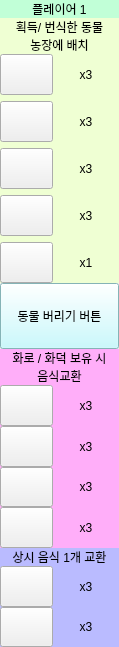
First picture: the form in Agricola_Front/data/Basic/sidebar.ui, repository HiImSUN/Agricola-Front_ui-images-py, before the edit.
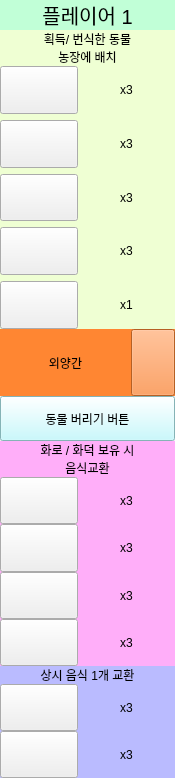
Second picture: the form after the edit. Icons and pictures are not drawn.

What changed in the file:
```diff
--- a/Agricola_Front/data/Basic/sidebar.ui
+++ b/Agricola_Front/data/Basic/sidebar.ui
@@ -6,8 +6,8 @@
    <rect>
     <x>0</x>
     <y>0</y>
-    <width>119</width>
-    <height>647</height>
+    <width>175</width>
+    <height>778</height>
    </rect>
   </property>
   <property name="sizePolicy">
@@ -48,7 +48,7 @@
     <number>0</number>
    </property>
    <item>
-    <layout class="QVBoxLayout" name="verticalLayout" stretch="1,8,2,6,3">
+    <layout class="QVBoxLayout" name="verticalLayout" stretch="1,8,3,6,3">
      <property name="spacing">
       <number>0</number>
      </property>
@@ -65,6 +65,11 @@
            <verstretch>0</verstretch>
           </sizepolicy>
          </property>
+         <property name="font">
+          <font>
+           <pointsize>15</pointsize>
+          </font>
+         </property>
          <property name="styleSheet">
           <string notr="true">background-color: rgb(193, 255, 215);</string>
          </property>
@@ -133,7 +138,7 @@
             <verstretch>0</verstretch>
            </sizepolicy>
           </property>
-          <layout class="QGridLayout" name="gridLayout_5" rowstretch="1,1,1,1,1" columnstretch="4,5">
+          <layout class="QGridLayout" name="gridLayout_5" rowstretch="1,1,1,1,1" columnstretch="4,5" rowminimumheight="0,0,0,0,0">
            <property name="leftMargin">
             <number>0</number>
            </property>
@@ -152,8 +157,8 @@
            <property name="verticalSpacing">
             <number>-1</number>
            </property>
-           <item row="3" column="0">
-            <widget class="QPushButton" name="btn_unit">
+           <item row="4" column="0">
+            <widget class="QPushButton" name="pushButton">
              <property name="sizePolicy">
               <sizepolicy hsizetype="Minimum" vsizetype="Minimum">
                <horstretch>0</horstretch>
@@ -161,15 +166,21 @@
               </sizepolicy>
              </property>
              <property name="styleSheet">
-              <string notr="true">border-image: url(:/newPrefix/images/grain.png);</string>
+              <string notr="true">border-image: url(:/newPrefix/images/vegetable.png);</string>
              </property>
              <property name="text">
               <string/>
              </property>
             </widget>
            </item>
-           <item row="3" column="1">
-            <widget class="QLabel" name="btn_unit_count">
+           <item row="2" column="1">
+            <widget class="QLabel" name="label_2_pigcount">
+             <property name="sizePolicy">
+              <sizepolicy hsizetype="Minimum" vsizetype="Minimum">
+               <horstretch>0</horstretch>
+               <verstretch>0</verstretch>
+              </sizepolicy>
+             </property>
              <property name="text">
               <string>x3</string>
              </property>
@@ -178,8 +189,8 @@
              </property>
             </widget>
            </item>
-           <item row="1" column="0">
-            <widget class="QPushButton" name="btn_pig">
+           <item row="2" column="0">
+            <widget class="QPushButton" name="btn_cow">
              <property name="enabled">
               <bool>true</bool>
              </property>
@@ -190,7 +201,7 @@
               </sizepolicy>
              </property>
              <property name="styleSheet">
-              <string notr="true">border-image: url(:/newPrefix/images/pig.png);</string>
+              <string notr="true">border-image: url(:/newPrefix/images/cow.png);</string>
              </property>
              <property name="text">
               <string/>
@@ -198,6 +209,9 @@
              <property name="checkable">
               <bool>true</bool>
              </property>
+             <property name="checked">
+              <bool>false</bool>
+             </property>
             </widget>
            </item>
            <item row="0" column="1">
@@ -216,22 +230,6 @@
              </property>
             </widget>
            </item>
-           <item row="1" column="1">
-            <widget class="QLabel" name="label_2_cowcount">
-             <property name="sizePolicy">
-              <sizepolicy hsizetype="Minimum" vsizetype="Minimum">
-               <horstretch>0</horstretch>
-               <verstretch>0</verstretch>
-              </sizepolicy>
-             </property>
-             <property name="text">
-              <string>x3</string>
-             </property>
-             <property name="alignment">
-              <set>Qt::AlignCenter</set>
-             </property>
-            </widget>
-           </item>
            <item row="0" column="0">
             <widget class="QPushButton" name="btn_sheep">
              <property name="enabled">
@@ -255,8 +253,34 @@
              </property>
             </widget>
            </item>
-           <item row="2" column="0">
-            <widget class="QPushButton" name="btn_cow">
+           <item row="1" column="1">
+            <widget class="QLabel" name="label_2_cowcount">
+             <property name="sizePolicy">
+              <sizepolicy hsizetype="Minimum" vsizetype="Minimum">
+               <horstretch>0</horstretch>
+               <verstretch>0</verstretch>
+              </sizepolicy>
+             </property>
+             <property name="text">
+              <string>x3</string>
+             </property>
+             <property name="alignment">
+              <set>Qt::AlignCenter</set>
+             </property>
+            </widget>
+           </item>
+           <item row="3" column="1">
+            <widget class="QLabel" name="btn_unit_count">
+             <property name="text">
+              <string>x3</string>
+             </property>
+             <property name="alignment">
+              <set>Qt::AlignCenter</set>
+             </property>
+            </widget>
+           </item>
+           <item row="1" column="0">
+            <widget class="QPushButton" name="btn_pig">
              <property name="enabled">
               <bool>true</bool>
              </property>
@@ -267,7 +291,7 @@
               </sizepolicy>
              </property>
              <property name="styleSheet">
-              <string notr="true">border-image: url(:/newPrefix/images/cow.png);</string>
+              <string notr="true">border-image: url(:/newPrefix/images/pig.png);</string>
              </property>
              <property name="text">
               <string/>
@@ -277,24 +301,8 @@
              </property>
             </widget>
            </item>
-           <item row="2" column="1">
-            <widget class="QLabel" name="label_2_pigcount">
-             <property name="sizePolicy">
-              <sizepolicy hsizetype="Minimum" vsizetype="Minimum">
-               <horstretch>0</horstretch>
-               <verstretch>0</verstretch>
-              </sizepolicy>
-             </property>
-             <property name="text">
-              <string>x3</string>
-             </property>
-             <property name="alignment">
-              <set>Qt::AlignCenter</set>
-             </property>
-            </widget>
-           </item>
-           <item row="4" column="0">
-            <widget class="QPushButton" name="pushButton">
+           <item row="3" column="0">
+            <widget class="QPushButton" name="btn_unit">
              <property name="sizePolicy">
               <sizepolicy hsizetype="Minimum" vsizetype="Minimum">
                <horstretch>0</horstretch>
@@ -302,7 +310,7 @@
               </sizepolicy>
              </property>
              <property name="styleSheet">
-              <string notr="true">border-image: url(:/newPrefix/images/vegetable.png);</string>
+              <string notr="true">border-image: url(:/newPrefix/images/grain.png);</string>
              </property>
              <property name="text">
               <string/>
@@ -326,10 +334,85 @@
       </widget>
      </item>
      <item>
-      <layout class="QVBoxLayout" name="verticalLayout_3">
+      <layout class="QVBoxLayout" name="verticalLayout_3" stretch="3,2">
        <property name="spacing">
         <number>0</number>
        </property>
+       <item>
+        <widget class="QWidget" name="widget" native="true">
+         <property name="sizePolicy">
+          <sizepolicy hsizetype="Minimum" vsizetype="Minimum">
+           <horstretch>0</horstretch>
+           <verstretch>0</verstretch>
+          </sizepolicy>
+         </property>
+         <property name="minimumSize">
+          <size>
+           <width>0</width>
+           <height>10</height>
+          </size>
+         </property>
+         <property name="styleSheet">
+          <string notr="true">background-color: rgb(255, 134, 50);</string>
+         </property>
+         <layout class="QVBoxLayout" name="verticalLayout_4">
+          <property name="spacing">
+           <number>0</number>
+          </property>
+          <property name="leftMargin">
+           <number>0</number>
+          </property>
+          <property name="topMargin">
+           <number>0</number>
+          </property>
+          <property name="rightMargin">
+           <number>0</number>
+          </property>
+          <property name="bottomMargin">
+           <number>0</number>
+          </property>
+          <item>
+           <layout class="QHBoxLayout" name="horizontalLayout" stretch="3,1">
+            <property name="spacing">
+             <number>0</number>
+            </property>
+            <item>
+             <widget class="QLabel" name="label_2">
+              <property name="sizePolicy">
+               <sizepolicy hsizetype="Minimum" vsizetype="Minimum">
+                <horstretch>0</horstretch>
+                <verstretch>0</verstretch>
+               </sizepolicy>
+              </property>
+              <property name="text">
+               <string>외양간</string>
+              </property>
+              <property name="alignment">
+               <set>Qt::AlignCenter</set>
+              </property>
+             </widget>
+            </item>
+            <item>
+             <widget class="QPushButton" name="btn_pet">
+              <property name="sizePolicy">
+               <sizepolicy hsizetype="Minimum" vsizetype="Minimum">
+                <horstretch>0</horstretch>
+                <verstretch>0</verstretch>
+               </sizepolicy>
+              </property>
+              <property name="styleSheet">
+               <string notr="true"/>
+              </property>
+              <property name="text">
+               <string/>
+              </property>
+             </widget>
+            </item>
+           </layout>
+          </item>
+         </layout>
+        </widget>
+       </item>
        <item>
         <widget class="QPushButton" name="pushButton_dropanimal">
          <property name="sizePolicy">
```
